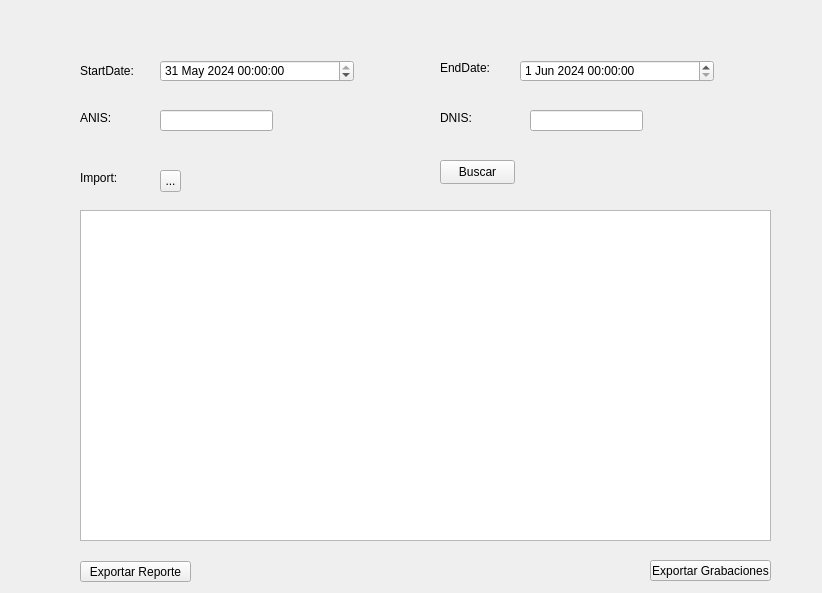
The window that gui/Main.ui (CristianBonifacio/Proyect-PyQt6) describes before a commit, drawn with Qt 5.
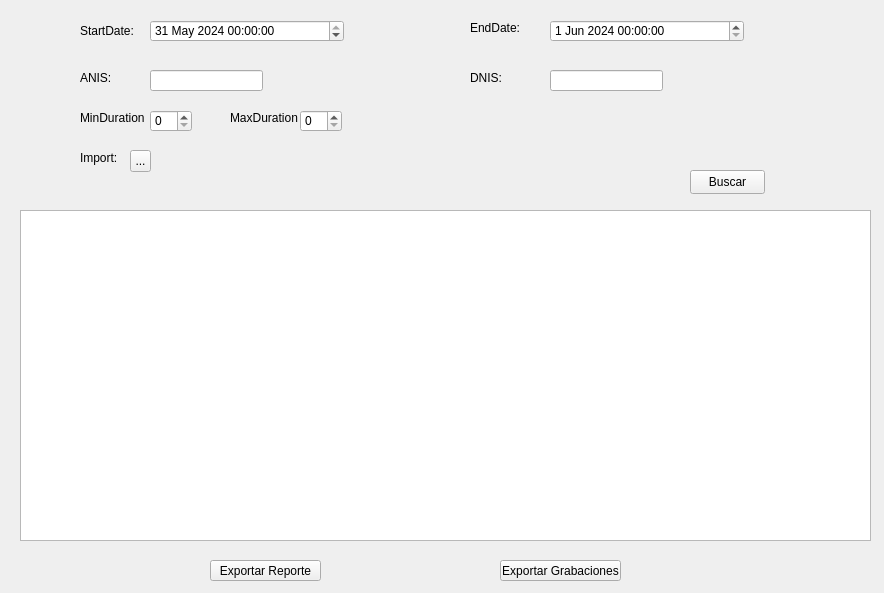
The same window after the commit.

```diff
--- a/gui/Main.ui
+++ b/gui/Main.ui
@@ -6,7 +6,7 @@
    <rect>
     <x>0</x>
     <y>0</y>
-    <width>822</width>
+    <width>884</width>
     <height>593</height>
    </rect>
   </property>
@@ -17,7 +17,7 @@
    <property name="geometry">
     <rect>
      <x>80</x>
-     <y>50</y>
+     <y>10</y>
      <width>71</width>
      <height>41</height>
     </rect>
@@ -41,8 +41,8 @@
   <widget class="QDateTimeEdit" name="StartDateTime">
    <property name="geometry">
     <rect>
-     <x>160</x>
-     <y>60</y>
+     <x>150</x>
+     <y>20</y>
      <width>194</width>
      <height>22</height>
     </rect>
@@ -68,8 +68,8 @@
   <widget class="QLabel" name="EndDateLabel">
    <property name="geometry">
     <rect>
-     <x>440</x>
-     <y>60</y>
+     <x>470</x>
+     <y>20</y>
      <width>49</width>
      <height>16</height>
     </rect>
@@ -81,8 +81,8 @@
   <widget class="QDateTimeEdit" name="EndDateTime">
    <property name="geometry">
     <rect>
-     <x>520</x>
-     <y>60</y>
+     <x>550</x>
+     <y>20</y>
      <width>194</width>
      <height>22</height>
     </rect>
@@ -102,7 +102,7 @@
    <property name="geometry">
     <rect>
      <x>80</x>
-     <y>110</y>
+     <y>70</y>
      <width>49</width>
      <height>16</height>
     </rect>
@@ -114,8 +114,8 @@
   <widget class="QLineEdit" name="AnisImput">
    <property name="geometry">
     <rect>
-     <x>160</x>
-     <y>110</y>
+     <x>150</x>
+     <y>70</y>
      <width>113</width>
      <height>21</height>
     </rect>
@@ -124,8 +124,8 @@
   <widget class="QLabel" name="DnisLabel">
    <property name="geometry">
     <rect>
-     <x>440</x>
-     <y>110</y>
+     <x>470</x>
+     <y>70</y>
      <width>49</width>
      <height>16</height>
     </rect>
@@ -137,8 +137,8 @@
   <widget class="QLineEdit" name="DnisImput">
    <property name="geometry">
     <rect>
-     <x>530</x>
-     <y>110</y>
+     <x>550</x>
+     <y>70</y>
      <width>113</width>
      <height>21</height>
     </rect>
@@ -148,7 +148,7 @@
    <property name="geometry">
     <rect>
      <x>80</x>
-     <y>170</y>
+     <y>150</y>
      <width>49</width>
      <height>16</height>
     </rect>
@@ -160,8 +160,8 @@
   <widget class="QToolButton" name="toolButton">
    <property name="geometry">
     <rect>
-     <x>160</x>
-     <y>170</y>
+     <x>130</x>
+     <y>150</y>
      <width>21</width>
      <height>22</height>
     </rect>
@@ -173,9 +173,9 @@
   <widget class="QTableWidget" name="tableWidget">
    <property name="geometry">
     <rect>
-     <x>80</x>
+     <x>20</x>
      <y>210</y>
-     <width>691</width>
+     <width>851</width>
      <height>331</height>
     </rect>
    </property>
@@ -183,8 +183,8 @@
   <widget class="QPushButton" name="BuscarButton">
    <property name="geometry">
     <rect>
-     <x>440</x>
-     <y>160</y>
+     <x>690</x>
+     <y>170</y>
      <width>75</width>
      <height>24</height>
     </rect>
@@ -196,8 +196,8 @@
   <widget class="QToolButton" name="ExportReport">
    <property name="geometry">
     <rect>
-     <x>80</x>
-     <y>561</y>
+     <x>210</x>
+     <y>560</y>
      <width>111</width>
      <height>21</height>
     </rect>
@@ -209,7 +209,7 @@
   <widget class="QToolButton" name="ExportarAudio">
    <property name="geometry">
     <rect>
-     <x>650</x>
+     <x>500</x>
      <y>560</y>
      <width>121</width>
      <height>21</height>
@@ -219,6 +219,52 @@
     <string>Exportar Grabaciones</string>
    </property>
   </widget>
+  <widget class="QSpinBox" name="spinBox">
+   <property name="geometry">
+    <rect>
+     <x>150</x>
+     <y>110</y>
+     <width>42</width>
+     <height>22</height>
+    </rect>
+   </property>
+  </widget>
+  <widget class="QLabel" name="MinDurationlabel">
+   <property name="geometry">
+    <rect>
+     <x>80</x>
+     <y>110</y>
+     <width>71</width>
+     <height>16</height>
+    </rect>
+   </property>
+   <property name="text">
+    <string>MinDuration</string>
+   </property>
+  </widget>
+  <widget class="QSpinBox" name="spinBox_2">
+   <property name="geometry">
+    <rect>
+     <x>300</x>
+     <y>110</y>
+     <width>42</width>
+     <height>22</height>
+    </rect>
+   </property>
+  </widget>
+  <widget class="QLabel" name="MaxDurationlabel">
+   <property name="geometry">
+    <rect>
+     <x>230</x>
+     <y>110</y>
+     <width>71</width>
+     <height>16</height>
+    </rect>
+   </property>
+   <property name="text">
+    <string>MaxDuration</string>
+   </property>
+  </widget>
  </widget>
  <resources/>
  <connections/>
```
